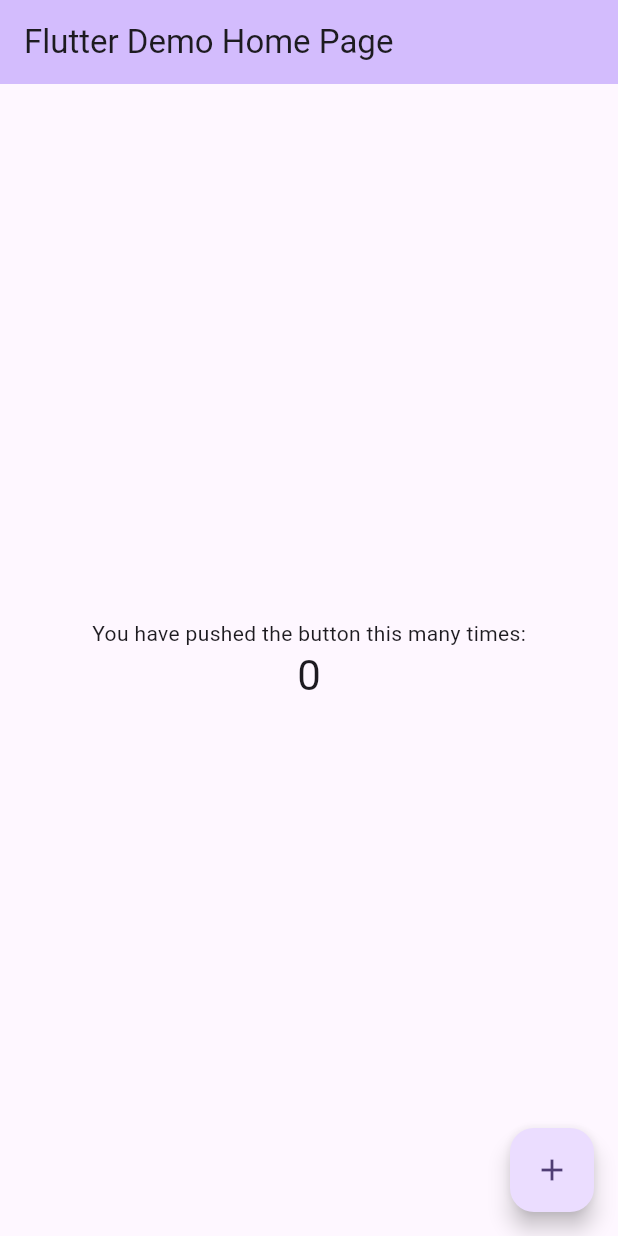
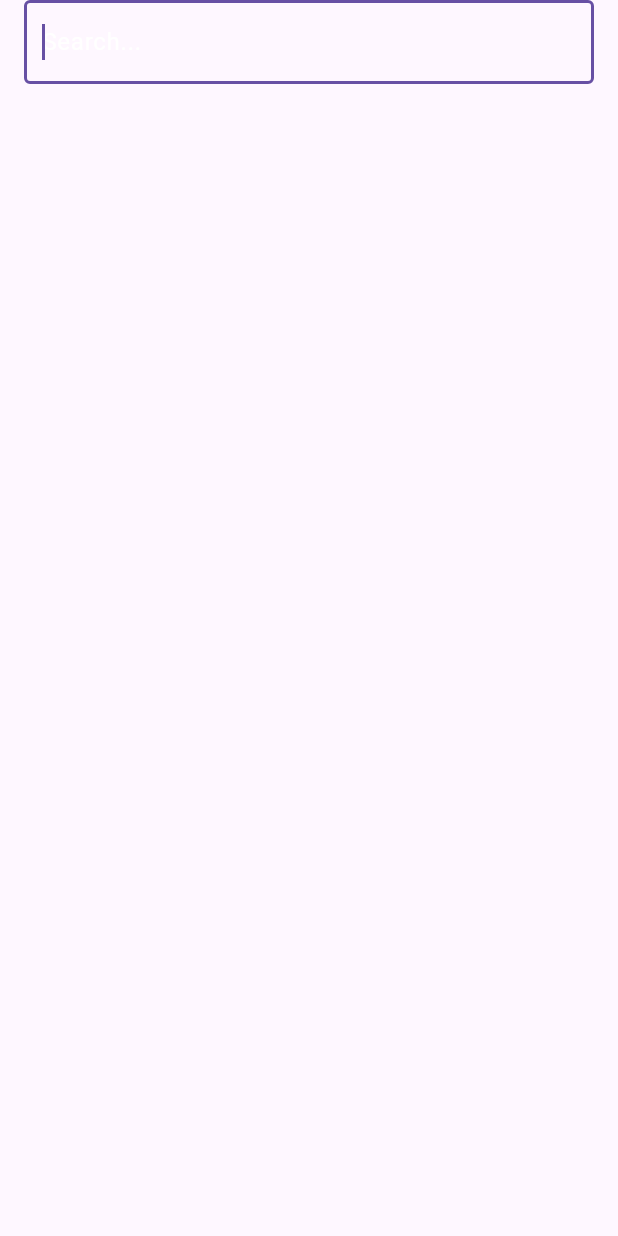
Before and after one commit to Imashanilupul/Juice_App, a Flutter app: the screen it shows after launch, on a phone screen of 412 x 824 dp. Run offline on Flutter 3.47's test engine with Material 3 defaults, Android fonts, the light colour scheme and no system bars; our stand-ins replace firebase_core; accounts and stored records are empty.

Commit message:
search app bar

```diff
--- /dev/null
+++ b/juice_app/lib/Pages/user_home.dart
@@ -0,0 +1,29 @@
+import 'package:flutter/material.dart';
+import 'package:juice_app/app_colors.dart' as appColors;
+
+class UserHome extends StatefulWidget {
+  const UserHome({Key? key}) : super(key: key);
+
+  @override
+  _UserHomeState createState() => _UserHomeState();
+}
+
+class _UserHomeState extends State<UserHome> {
+  @override
+  Widget build(BuildContext context) {
+    return Scaffold(
+      appBar: AppBar(
+        title: TextField(
+          autofocus: true,
+          decoration: InputDecoration(
+            hintText: "Search...",
+            hintStyle: TextStyle(color: Colors.white),
+            border: OutlineInputBorder(
+              gapPadding: BorderSide.strokeAlignCenter,
+            ),
+          ),
+        ),
+      ),
+    );
+  }
+}
--- /dev/null
+++ b/juice_app/lib/app_colors.dart
@@ -0,0 +1,7 @@
+import 'dart:ui';
+
+final Color background = Color(0xFFfafafc);
+final Color buttons_col = Color(0xFF003366);
+final Color image_background = Color(0xFFD9D9D9);
+final Color admin_loading_screen = Color(0xFFC99D47);
+final Color confirmation_color = Color(0xFF07B707);
--- a/juice_app/lib/main.dart
+++ b/juice_app/lib/main.dart
@@ -1,132 +1,24 @@
 import 'package:flutter/material.dart';
 import 'package:firebase_core/firebase_core.dart';
 import 'firebase_options.dart';
+import 'package:juice_app/app_colors.dart' as appColors;
+import 'package:juice_app/Pages/user_home.dart' as UserHome;
 
-Future<void> main() async {
-  WidgetsFlutterBinding.ensureInitialized();
+void main() => runApp(MyApp());
 
-  await Firebase.initializeApp(
-    options: DefaultFirebaseOptions.currentPlatform,
-  );
-  runApp(const MyApp());
+class MyApp extends StatefulWidget {
+  const MyApp({Key? key}) : super(key: key);
+
+  @override
+  _MainState createState() => _MainState();
 }
 
-class MyApp extends StatelessWidget {
-  const MyApp({super.key});
-
-  // This widget is the root of your application.
+class _MainState extends State<MyApp> {
   @override
   Widget build(BuildContext context) {
     return MaterialApp(
-      title: 'Flutter Demo',
-      theme: ThemeData(
-        // This is the theme of your application.
-        //
-        // TRY THIS: Try running your application with "flutter run". You'll see
-        // the application has a purple toolbar. Then, without quitting the app,
-        // try changing the seedColor in the colorScheme below to Colors.green
-        // and then invoke "hot reload" (save your changes or press the "hot
-        // reload" button in a Flutter-supported IDE, or press "r" if you used
-        // the command line to start the app).
-        //
-        // Notice that the counter didn't reset back to zero; the application
-        // state is not lost during the reload. To reset the state, use hot
-        // restart instead.
-        //
-        // This works for code too, not just values: Most code changes can be
-        // tested with just a hot reload.
-        colorScheme: ColorScheme.fromSeed(seedColor: Colors.deepPurple),
-        useMaterial3: true,
-      ),
-      home: const MyHomePage(title: 'Flutter Demo Home Page'),
+      debugShowCheckedModeBanner: false,
+      home: UserHome.UserHome(),
     );
   }
 }
-
-class MyHomePage extends StatefulWidget {
-  const MyHomePage({super.key, required this.title});
-
-  // This widget is the home page of your application. It is stateful, meaning
-  // that it has a State object (defined below) that contains fields that affect
-  // how it looks.
-
-  // This class is the configuration for the state. It holds the values (in this
-  // case the title) provided by the parent (in this case the App widget) and
-  // used by the build method of the State. Fields in a Widget subclass are
-  // always marked "final".
-
-  final String title;
-
-  @override
-  State<MyHomePage> createState() => _MyHomePageState();
-}
-
-class _MyHomePageState extends State<MyHomePage> {
-  int _counter = 0;
-
-  void _incrementCounter() {
-    setState(() {
-      // This call to setState tells the Flutter framework that something has
-      // changed in this State, which causes it to rerun the build method below
-      // so that the display can reflect the updated values. If we changed
-      // _counter without calling setState(), then the build method would not be
-      // called again, and so nothing would appear to happen.
-      _counter++;
-    });
-  }
-
-  @override
-  Widget build(BuildContext context) {
-    // This method is rerun every time setState is called, for instance as done
-    // by the _incrementCounter method above.
-    //
-    // The Flutter framework has been optimized to make rerunning build methods
-    // fast, so that you can just rebuild anything that needs updating rather
-    // than having to individually change instances of widgets.
-    return Scaffold(
-      appBar: AppBar(
-        // TRY THIS: Try changing the color here to a specific color (to
-        // Colors.amber, perhaps?) and trigger a hot reload to see the AppBar
-        // change color while the other colors stay the same.
-        backgroundColor: Theme.of(context).colorScheme.inversePrimary,
-        // Here we take the value from the MyHomePage object that was created by
-        // the App.build method, and use it to set our appbar title.
-        title: Text(widget.title),
-      ),
-      body: Center(
-        // Center is a layout widget. It takes a single child and positions it
-        // in the middle of the parent.
-        child: Column(
-          // Column is also a layout widget. It takes a list of children and
-          // arranges them vertically. By default, it sizes itself to fit its
-          // children horizontally, and tries to be as tall as its parent.
-          //
-          // Column has various properties to control how it sizes itself and
-          // how it positions its children. Here we use mainAxisAlignment to
-          // center the children vertically; the main axis here is the vertical
-          // axis because Columns are vertical (the cross axis would be
-          // horizontal).
-          //
-          // TRY THIS: Invoke "debug painting" (choose the "Toggle Debug Paint"
-          // action in the IDE, or press "p" in the console), to see the
-          // wireframe for each widget.
-          mainAxisAlignment: MainAxisAlignment.center,
-          children: <Widget>[
-            const Text(
-              'You have pushed the button this many times:',
-            ),
-            Text(
-              '$_counter',
-              style: Theme.of(context).textTheme.headlineMedium,
-            ),
-          ],
-        ),
-      ),
-      floatingActionButton: FloatingActionButton(
-        onPressed: _incrementCounter,
-        tooltip: 'Increment',
-        child: const Icon(Icons.add),
-      ), // This trailing comma makes auto-formatting nicer for build methods.
-    );
-  }
-}
```
